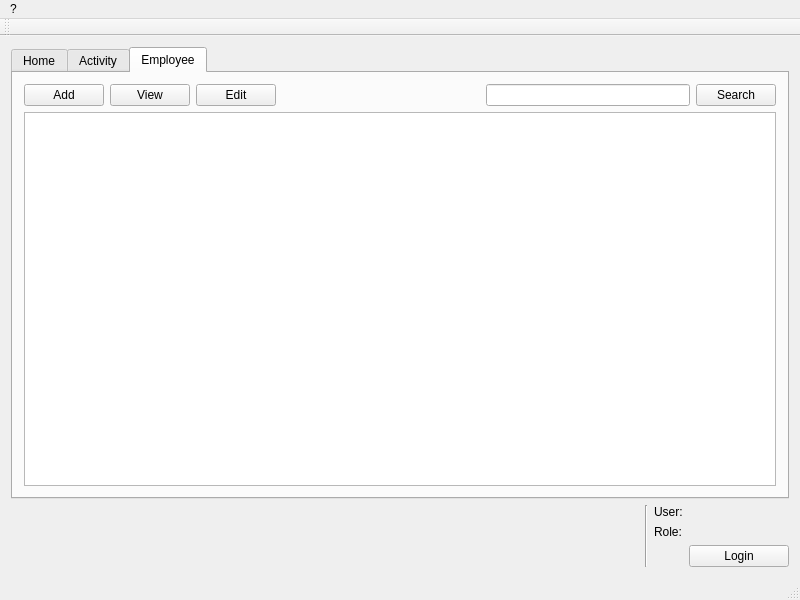
warcomeb/labortool, file mainwindow.ui: the form before one commit.
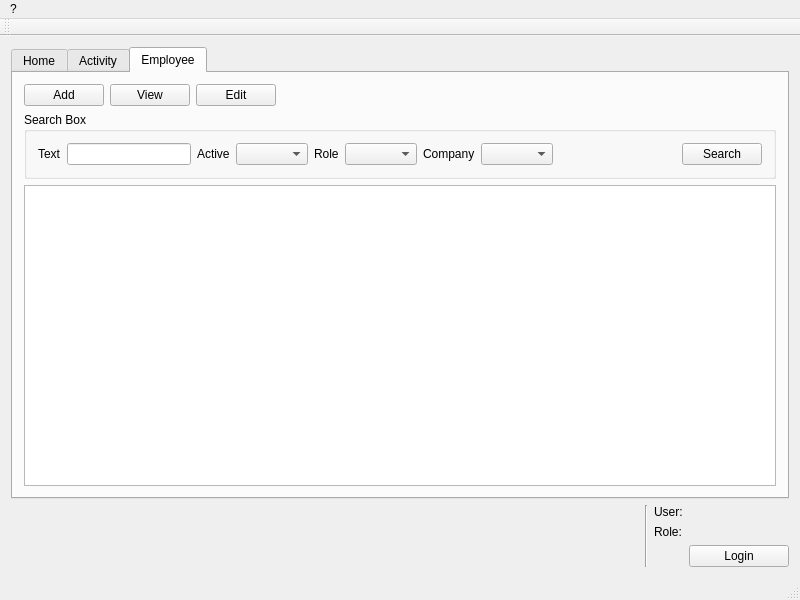
The form after the commit.

Commit message: Disegnato gli strumenti per la ricerca degli employee. Iniziata anche l'implementazione.

Diff of the .ui file:
```diff
--- a/mainwindow.ui
+++ b/mainwindow.ui
@@ -103,7 +103,7 @@
        <attribute name="title">
         <string>Employee</string>
        </attribute>
-       <layout class="QVBoxLayout" name="verticalLayout_4">
+       <layout class="QVBoxLayout" name="verticalLayout_2">
         <item>
          <layout class="QHBoxLayout" name="horizontalLayout">
           <item>
@@ -140,8 +140,73 @@
             </property>
            </spacer>
           </item>
+         </layout>
+        </item>
           <item>
-           <widget class="QLineEdit" name="searchEmployeeText"/>
+         <widget class="QGroupBox" name="searchBox">
+          <property name="title">
+           <string>Search Box</string>
+          </property>
+          <layout class="QHBoxLayout" name="horizontalLayout_5">
+           <item>
+            <widget class="QLabel" name="searchEmployeeTextLabel">
+             <property name="text">
+              <string>Text</string>
+             </property>
+            </widget>
+           </item>
+           <item>
+            <widget class="QLineEdit" name="searchEmployeeText">
+             <property name="minimumSize">
+              <size>
+               <width>0</width>
+               <height>0</height>
+              </size>
+             </property>
+            </widget>
+           </item>
+           <item>
+            <widget class="QLabel" name="searchEmployeeActiveLabel">
+             <property name="text">
+              <string>Active</string>
+             </property>
+            </widget>
+           </item>
+           <item>
+            <widget class="QComboBox" name="searchEmployeeActiveCombobox"/>
+           </item>
+           <item>
+            <widget class="QLabel" name="searchEmployeeRoleLabel">
+             <property name="text">
+              <string>Role</string>
+             </property>
+            </widget>
+           </item>
+           <item>
+            <widget class="QComboBox" name="searchEmployeeRoleCombobox"/>
+           </item>
+           <item>
+            <widget class="QLabel" name="searchEmployeeCompanyLabel">
+             <property name="text">
+              <string>Company</string>
+             </property>
+            </widget>
+           </item>
+           <item>
+            <widget class="QComboBox" name="searchEmployeeCompanyCombobox"/>
+           </item>
+           <item>
+            <spacer name="horizontalSpacer_4">
+             <property name="orientation">
+              <enum>Qt::Horizontal</enum>
+             </property>
+             <property name="sizeHint" stdset="0">
+              <size>
+               <width>40</width>
+               <height>20</height>
+              </size>
+             </property>
+            </spacer>
           </item>
           <item>
            <widget class="QPushButton" name="searchEmployeeButton">
@@ -151,6 +216,7 @@
            </widget>
           </item>
          </layout>
+         </widget>
         </item>
         <item>
          <widget class="QTableView" name="employeeTable"/>
```
Lines whose indentation alone changed are shown as unchanged. The commit also changes 3 other files.
